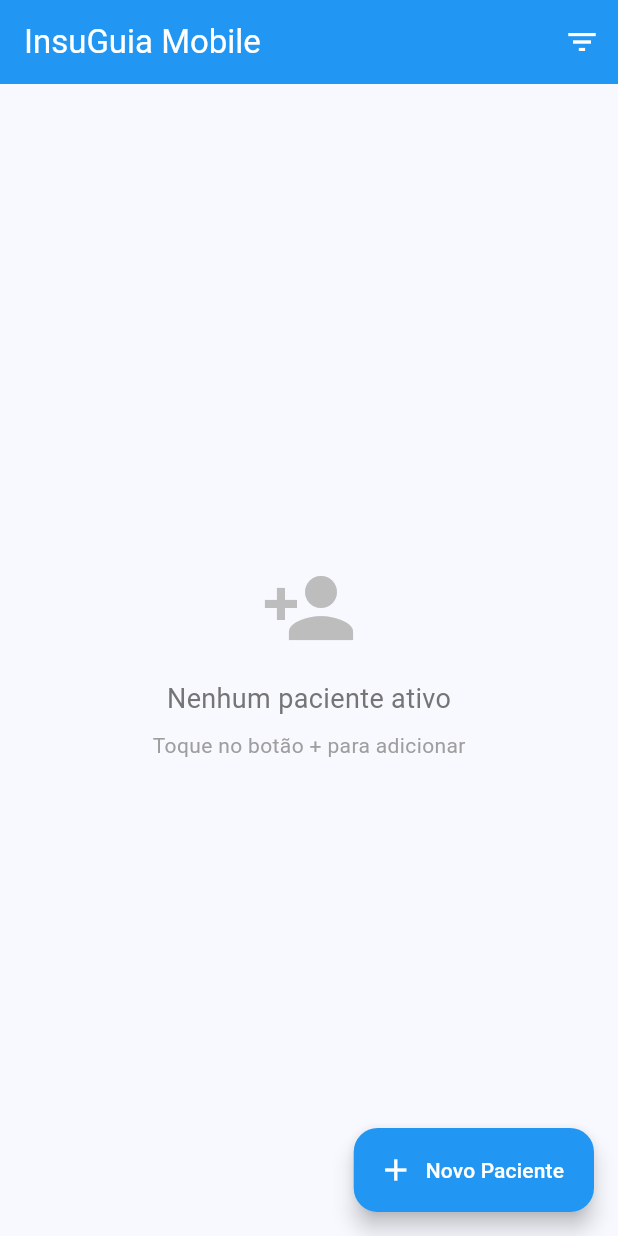
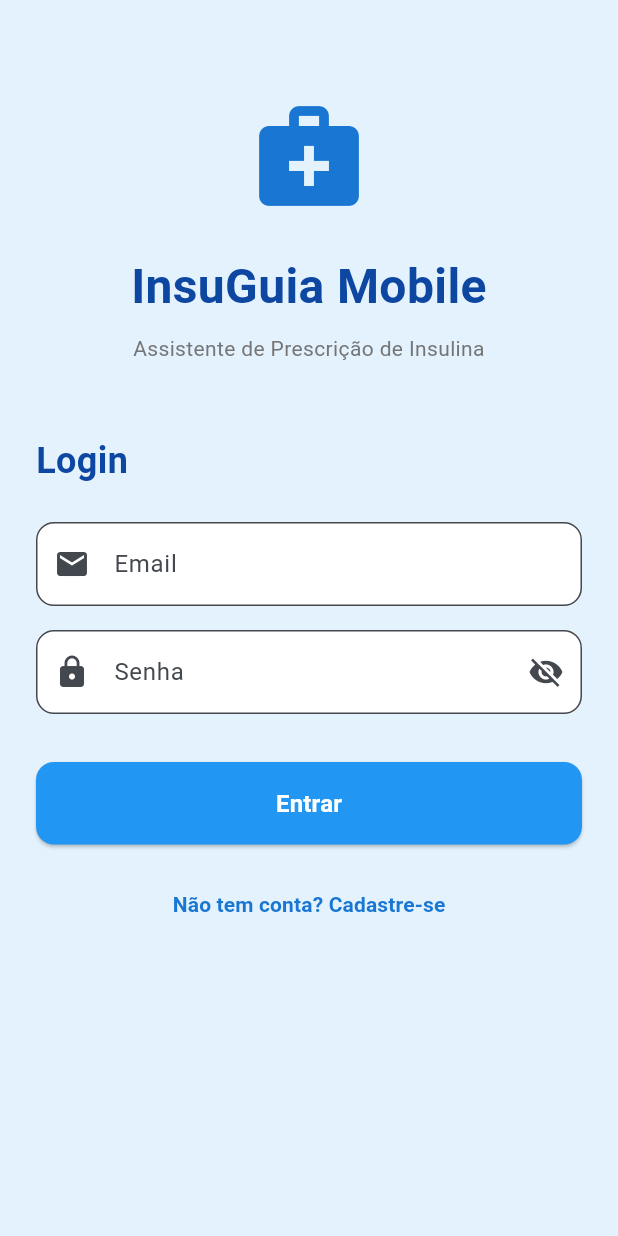
Before and after one commit to LuanGSiiss/InsuGuia_Mobile, a Flutter app: the screen it shows after launch, on a phone screen of 412 x 824 dp. Run offline on Flutter 3.47's test engine with Material 3 defaults, Android fonts, the phone set to English and light mode, and no system bars; our stand-ins replace supabase_flutter; accounts and stored records are empty.

Commit message:
Updated main.dart

```diff
--- a/lib/models/patient.dart
+++ b/lib/models/patient.dart
@@ -9,6 +9,7 @@ class Patient {
   final String admissionLocation;
   final String patientType;
   final bool isDischarged;
+  final String? doctorId;
   final DateTime? createdAt;
   final DateTime? updatedAt;
 
@@ -23,6 +24,7 @@ class Patient {
     required this.admissionLocation,
     this.patientType = 'não crítico',
     this.isDischarged = false,
+    this.doctorId,
     this.createdAt,
     this.updatedAt,
   });
@@ -39,6 +41,7 @@ class Patient {
       'admission_location': admissionLocation,
       'patient_type': patientType,
       'is_discharged': isDischarged,
+      if (doctorId != null) 'doctor_id': doctorId,
       if (createdAt != null) 'created_at': createdAt!.toIso8601String(),
       if (updatedAt != null) 'updated_at': updatedAt!.toIso8601String(),
     };
@@ -56,6 +59,7 @@ class Patient {
       admissionLocation: json['admission_location'],
       patientType: json['patient_type'] ?? 'não crítico',
       isDischarged: json['is_discharged'] ?? false,
+      doctorId: json['doctor_id'],
       createdAt: json['created_at'] != null
           ? DateTime.parse(json['created_at'])
           : null,
@@ -76,6 +80,7 @@ class Patient {
     String? admissionLocation,
     String? patientType,
     bool? isDischarged,
+    String? doctorId,
     DateTime? createdAt,
     DateTime? updatedAt,
   }) {
@@ -90,6 +95,7 @@ class Patient {
       admissionLocation: admissionLocation ?? this.admissionLocation,
       patientType: patientType ?? this.patientType,
       isDischarged: isDischarged ?? this.isDischarged,
+      doctorId: doctorId ?? this.doctorId,
       createdAt: createdAt ?? this.createdAt,
       updatedAt: updatedAt ?? this.updatedAt,
     );
--- /dev/null
+++ b/lib/screens/login_screen.dart
@@ -0,0 +1,330 @@
+import 'package:flutter/material.dart';
+import '../services/auth_service.dart';
+
+class LoginScreen extends StatefulWidget {
+  const LoginScreen({super.key});
+
+  @override
+  State<LoginScreen> createState() => _LoginScreenState();
+}
+
+class _LoginScreenState extends State<LoginScreen> {
+  final _authService = AuthService();
+  final _emailController = TextEditingController();
+  final _passwordController = TextEditingController();
+  final _formKey = GlobalKey<FormState>();
+
+  bool _isLoading = false;
+  bool _obscurePassword = true;
+  bool _isLoginMode = true;
+
+  final _nameController = TextEditingController();
+  final _specialtyController = TextEditingController();
+  final _crmController = TextEditingController();
+
+  @override
+  void dispose() {
+    _emailController.dispose();
+    _passwordController.dispose();
+    _nameController.dispose();
+    _specialtyController.dispose();
+    _crmController.dispose();
+    super.dispose();
+  }
+
+  Future<void> _handleLogin() async {
+    if (!_formKey.currentState!.validate()) return;
+
+    setState(() => _isLoading = true);
+
+    try {
+      await _authService.signIn(
+        email: _emailController.text.trim(),
+        password: _passwordController.text,
+      );
+
+      if (mounted) {
+        ScaffoldMessenger.of(context).showSnackBar(
+          const SnackBar(content: Text('Login realizado com sucesso!')),
+        );
+      }
+    } catch (e) {
+      if (mounted) {
+        ScaffoldMessenger.of(context).showSnackBar(
+          SnackBar(content: Text('Erro no login: $e')),
+        );
+      }
+    } finally {
+      if (mounted) {
+        setState(() => _isLoading = false);
+      }
+    }
+  }
+
+  Future<void> _handleSignUp() async {
+    if (!_formKey.currentState!.validate()) return;
+
+    setState(() => _isLoading = true);
+
+    try {
+      await _authService.signUp(
+        email: _emailController.text.trim(),
+        password: _passwordController.text,
+        name: _nameController.text.trim(),
+        specialty: _specialtyController.text.trim(),
+        crm: _crmController.text.trim(),
+      );
+
+      if (mounted) {
+        ScaffoldMessenger.of(context).showSnackBar(
+          const SnackBar(content: Text('Cadastro realizado! Faça login para continuar.')),
+        );
+        setState(() => _isLoginMode = true);
+        _clearSignUpFields();
+      }
+    } catch (e) {
+      if (mounted) {
+        ScaffoldMessenger.of(context).showSnackBar(
+          SnackBar(content: Text('Erro no cadastro: $e')),
+        );
+      }
+    } finally {
+      if (mounted) {
+        setState(() => _isLoading = false);
+      }
+    }
+  }
+
+  void _clearSignUpFields() {
+    _nameController.clear();
+    _specialtyController.clear();
+    _crmController.clear();
+  }
+
+  void _toggleMode() {
+    setState(() {
+      _isLoginMode = !_isLoginMode;
+      _clearSignUpFields();
+      _emailController.clear();
+      _passwordController.clear();
+    });
+  }
+
+  @override
+  Widget build(BuildContext context) {
+    return Scaffold(
+      backgroundColor: Colors.blue[50],
+      body: SafeArea(
+        child: SingleChildScrollView(
+          padding: const EdgeInsets.all(24.0),
+          child: Form(
+            key: _formKey,
+            child: Column(
+              crossAxisAlignment: CrossAxisAlignment.stretch,
+              children: [
+                const SizedBox(height: 40),
+                Icon(
+                  Icons.medical_services,
+                  size: 80,
+                  color: Colors.blue[700],
+                ),
+                const SizedBox(height: 24),
+                Text(
+                  'InsuGuia Mobile',
+                  textAlign: TextAlign.center,
+                  style: TextStyle(
+                    fontSize: 32,
+                    fontWeight: FontWeight.bold,
+                    color: Colors.blue[900],
+                  ),
+                ),
+                const SizedBox(height: 8),
+                Text(
+                  'Assistente de Prescrição de Insulina',
+                  textAlign: TextAlign.center,
+                  style: TextStyle(
+                    fontSize: 14,
+                    color: Colors.grey[600],
+                  ),
+                ),
+                const SizedBox(height: 48),
+                Text(
+                  _isLoginMode ? 'Login' : 'Cadastro',
+                  style: TextStyle(
+                    fontSize: 24,
+                    fontWeight: FontWeight.bold,
+                    color: Colors.blue[900],
+                  ),
+                ),
+                const SizedBox(height: 24),
+                TextFormField(
+                  controller: _emailController,
+                  decoration: InputDecoration(
+                    labelText: 'Email',
+                    hintText: 'seu.email@hospital.com',
+                    prefixIcon: const Icon(Icons.email),
+                    border: OutlineInputBorder(
+                      borderRadius: BorderRadius.circular(12),
+                    ),
+                    filled: true,
+                    fillColor: Colors.white,
+                  ),
+                  keyboardType: TextInputType.emailAddress,
+                  validator: (value) {
+                    if (value == null || value.isEmpty) {
+                      return 'Email é obrigatório';
+                    }
+                    if (!value.contains('@')) {
+                      return 'Email inválido';
+                    }
+                    return null;
+                  },
+                ),
+                const SizedBox(height: 16),
+                TextFormField(
+                  controller: _passwordController,
+                  decoration: InputDecoration(
+                    labelText: 'Senha',
+                    hintText: 'Digite sua senha',
+                    prefixIcon: const Icon(Icons.lock),
+                    suffixIcon: IconButton(
+                      icon: Icon(
+                        _obscurePassword
+                            ? Icons.visibility_off
+                            : Icons.visibility,
+                      ),
+                      onPressed: () {
+                        setState(() => _obscurePassword = !_obscurePassword);
+                      },
+                    ),
+                    border: OutlineInputBorder(
+                      borderRadius: BorderRadius.circular(12),
+                    ),
+                    filled: true,
+                    fillColor: Colors.white,
+                  ),
+                  obscureText: _obscurePassword,
+                  validator: (value) {
+                    if (value == null || value.isEmpty) {
+                      return 'Senha é obrigatória';
+                    }
+                    if (value.length < 6) {
+                      return 'Senha deve ter no mínimo 6 caracteres';
+                    }
+                    return null;
+                  },
+                ),
+                if (!_isLoginMode) ...[
+                  const SizedBox(height: 16),
+                  TextFormField(
+                    controller: _nameController,
+                    decoration: InputDecoration(
+                      labelText: 'Nome Completo',
+                      hintText: 'Dr. João Silva',
+                      prefixIcon: const Icon(Icons.person),
+                      border: OutlineInputBorder(
+                        borderRadius: BorderRadius.circular(12),
+                      ),
+                      filled: true,
+                      fillColor: Colors.white,
+                    ),
+                    validator: (value) {
+                      if (value == null || value.isEmpty) {
+                        return 'Nome é obrigatório';
+                      }
+                      return null;
+                    },
+                  ),
+                  const SizedBox(height: 16),
+                  TextFormField(
+                    controller: _specialtyController,
+                    decoration: InputDecoration(
+                      labelText: 'Especialidade',
+                      hintText: 'Endocrinologia',
+                      prefixIcon: const Icon(Icons.medical_services),
+                      border: OutlineInputBorder(
+                        borderRadius: BorderRadius.circular(12),
+                      ),
+                      filled: true,
+                      fillColor: Colors.white,
+                    ),
+                    validator: (value) {
+                      if (value == null || value.isEmpty) {
+                        return 'Especialidade é obrigatória';
+                      }
+                      return null;
+                    },
+                  ),
+                  const SizedBox(height: 16),
+                  TextFormField(
+                    controller: _crmController,
+                    decoration: InputDecoration(
+                      labelText: 'CRM',
+                      hintText: 'Digite seu número de CRM',
+                      prefixIcon: const Icon(Icons.badge),
+                      border: OutlineInputBorder(
+                        borderRadius: BorderRadius.circular(12),
+                      ),
+                      filled: true,
+                      fillColor: Colors.white,
+                    ),
+                    validator: (value) {
+                      if (value == null || value.isEmpty) {
+                        return 'CRM é obrigatório';
+                      }
+                      return null;
+                    },
+                  ),
+                ],
+                const SizedBox(height: 32),
+                ElevatedButton(
+                  onPressed: _isLoading
+                      ? null
+                      : (_isLoginMode ? _handleLogin : _handleSignUp),
+                  style: ElevatedButton.styleFrom(
+                    backgroundColor: Colors.blue,
+                    foregroundColor: Colors.white,
+                    padding: const EdgeInsets.symmetric(vertical: 16),
+                    shape: RoundedRectangleBorder(
+                      borderRadius: BorderRadius.circular(12),
+                    ),
+                  ),
+                  child: _isLoading
+                      ? const SizedBox(
+                          height: 20,
+                          width: 20,
+                          child: CircularProgressIndicator(
+                            strokeWidth: 2,
+                            valueColor:
+                                AlwaysStoppedAnimation<Color>(Colors.white),
+                          ),
+                        )
+                      : Text(
+                          _isLoginMode ? 'Entrar' : 'Cadastrar',
+                          style: const TextStyle(
+                            fontSize: 16,
+                            fontWeight: FontWeight.bold,
+                          ),
+                        ),
+                ),
+                const SizedBox(height: 16),
+                TextButton(
+                  onPressed: _isLoading ? null : _toggleMode,
+                  child: Text(
+                    _isLoginMode
+                        ? 'Não tem conta? Cadastre-se'
+                        : 'Já tem conta? Faça login',
+                    style: TextStyle(
+                      color: Colors.blue[700],
+                      fontWeight: FontWeight.w600,
+                    ),
+                  ),
+                ),
+              ],
+            ),
+          ),
+        ),
+      ),
+    );
+  }
+}
```
Also changed, not shown: lib/main.dart (+10 -3 lines), lib/screens/home_screen.dart (+110 -10 lines), lib/services/auth_service.dart (added, +72 -0 lines), lib/services/database_service.dart (+21 -1 lines), 2 other files.
